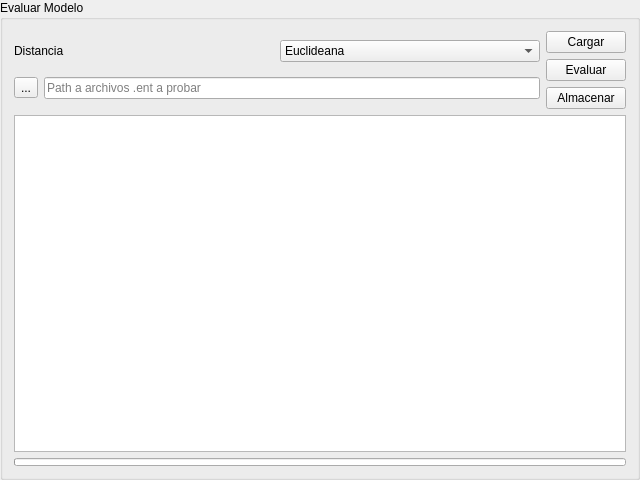
The window that views/modelevaluationview.ui (jorgeorm/scopclassificator) describes before a commit, drawn with Qt 5.
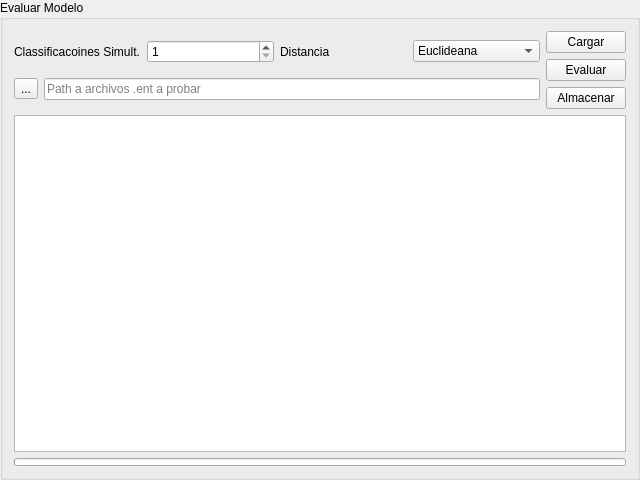
The same window after the commit.

Diff of the .ui file:
```diff
--- a/views/modelevaluationview.ui
+++ b/views/modelevaluationview.ui
@@ -23,6 +23,23 @@
       <layout class="QVBoxLayout" name="form_qvbl">
        <item>
         <layout class="QHBoxLayout" name="distance_qhbl">
+         <item>
+          <widget class="QLabel" name="simultClass_qlb">
+           <property name="text">
+            <string>Classificacoines Simult.</string>
+           </property>
+          </widget>
+         </item>
+         <item>
+          <widget class="QSpinBox" name="simultClass_qsb">
+           <property name="minimum">
+            <number>1</number>
+           </property>
+           <property name="value">
+            <number>1</number>
+           </property>
+          </widget>
+         </item>
          <item>
           <widget class="QLabel" name="distance_lbl">
            <property name="text">
```
